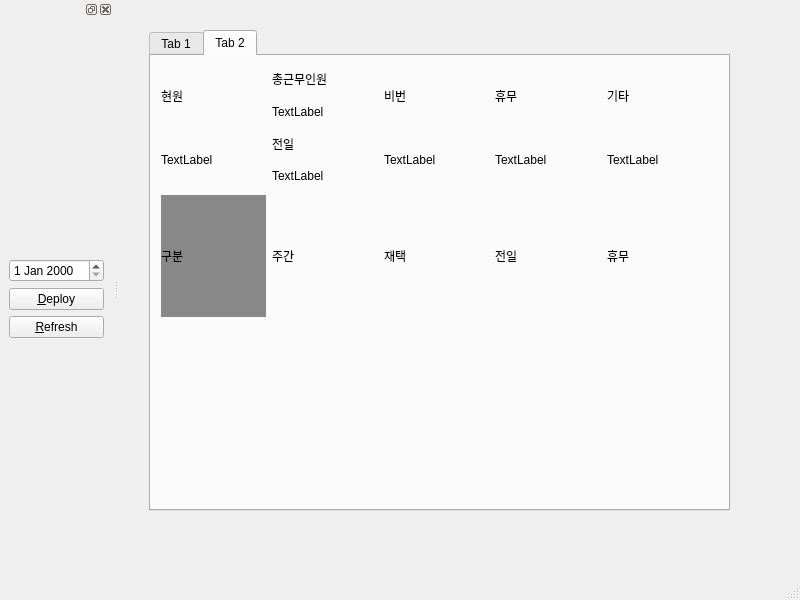
nemorami/work_type, file mainwindow.ui: the form before one commit.
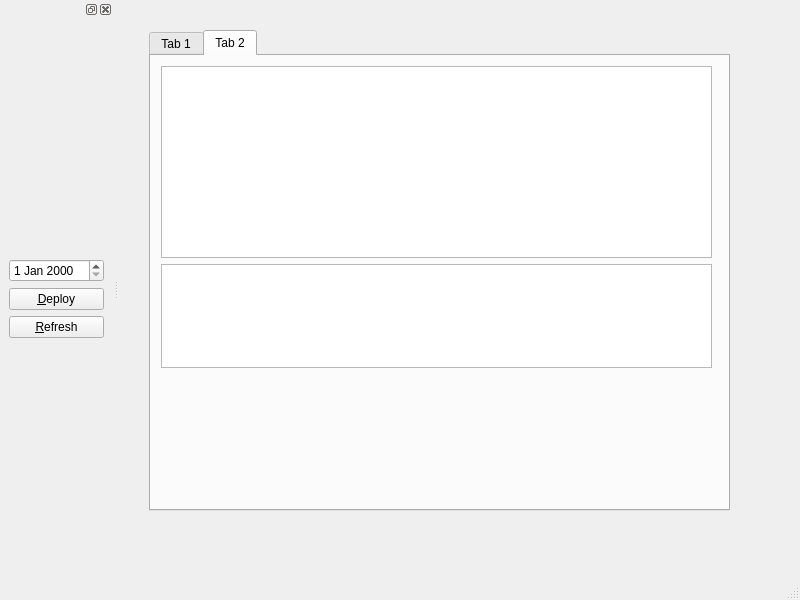
The form after the commit.

Commit message: daily report 수정

Patch:
```diff
--- a/mainwindow.ui
+++ b/mainwindow.ui
@@ -70,179 +70,25 @@
         <x>10</x>
         <y>10</y>
         <width>551</width>
-        <height>251</height>
+        <height>302</height>
        </rect>
       </property>
       <layout class="QVBoxLayout" name="todayVerticalLayout">
        <item>
-        <layout class="QHBoxLayout" name="horizontalLayout">
-         <item>
-          <layout class="QVBoxLayout" name="verticalLayout_4">
-           <item>
-            <widget class="QLabel" name="label_2">
-             <property name="text">
-              <string>현원</string>
-             </property>
-            </widget>
-           </item>
-           <item>
-            <widget class="QLabel" name="lbFix">
-             <property name="text">
-              <string>TextLabel</string>
-             </property>
-            </widget>
-           </item>
-          </layout>
-         </item>
-         <item>
-          <layout class="QVBoxLayout" name="verticalLayout_6">
-           <item>
-            <widget class="QLabel" name="label_5">
-             <property name="text">
-              <string>총근무인원</string>
-             </property>
-            </widget>
-           </item>
-           <item>
-            <widget class="QLabel" name="lbCurrent">
-             <property name="text">
-              <string>TextLabel</string>
-             </property>
-            </widget>
-           </item>
-           <item>
-            <widget class="QLabel" name="label_7">
-             <property name="text">
-              <string>전일</string>
-             </property>
-            </widget>
-           </item>
-           <item>
-            <widget class="QLabel" name="lbAll">
-             <property name="text">
-              <string>TextLabel</string>
-             </property>
-            </widget>
-           </item>
-          </layout>
-         </item>
-         <item>
-          <layout class="QVBoxLayout" name="verticalLayout_7">
-           <item>
-            <widget class="QLabel" name="label_9">
-             <property name="text">
-              <string>비번</string>
-             </property>
-            </widget>
-           </item>
-           <item>
-            <widget class="QLabel" name="lbOff">
-             <property name="text">
-              <string>TextLabel</string>
-             </property>
-            </widget>
-           </item>
-          </layout>
-         </item>
-         <item>
-          <layout class="QVBoxLayout" name="verticalLayout_9">
-           <item>
-            <widget class="QLabel" name="label_11">
-             <property name="text">
-              <string>휴무</string>
-             </property>
-            </widget>
-           </item>
-           <item>
-            <widget class="QLabel" name="lbVacation">
-             <property name="text">
-              <string>TextLabel</string>
-             </property>
-            </widget>
-           </item>
-          </layout>
-         </item>
-         <item>
-          <layout class="QVBoxLayout" name="verticalLayout_5">
-           <item>
-            <widget class="QLabel" name="label_4">
-             <property name="text">
-              <string>기타</string>
-             </property>
-            </widget>
-           </item>
-           <item>
-            <widget class="QLabel" name="label_3">
-             <property name="text">
-              <string>TextLabel</string>
-             </property>
-            </widget>
-           </item>
-          </layout>
-         </item>
-        </layout>
+        <widget class="QTableView" name="dailyTableView">
+         <property name="sizePolicy">
+          <sizepolicy hsizetype="Expanding" vsizetype="Fixed">
+           <horstretch>0</horstretch>
+           <verstretch>0</verstretch>
+          </sizepolicy>
+         </property>
+        </widget>
        </item>
        <item>
-        <layout class="QHBoxLayout" name="horizontalLayout_2">
-         <item>
-          <layout class="QVBoxLayout" name="partVerticalLayout">
-           <item>
-            <widget class="QLabel" name="label_13">
-             <property name="styleSheet">
-              <string notr="true">background-color: rgb(136, 136, 136);</string>
-             </property>
-             <property name="text">
-              <string>구분</string>
-             </property>
-            </widget>
-           </item>
-          </layout>
-         </item>
-         <item>
-          <layout class="QVBoxLayout" name="normalVerticalLayout">
-           <item>
-            <widget class="QLabel" name="label_17">
-             <property name="text">
-              <string>주간</string>
-             </property>
-            </widget>
-           </item>
-          </layout>
-         </item>
-         <item>
-          <layout class="QVBoxLayout" name="homeVerticalLayout">
-           <item>
-            <widget class="QLabel" name="label_14">
-             <property name="text">
-              <string>재택</string>
-             </property>
-            </widget>
-           </item>
-          </layout>
-         </item>
-         <item>
-          <layout class="QVBoxLayout" name="allVerticalLayout">
-           <item>
-            <widget class="QLabel" name="label_15">
-             <property name="text">
-              <string>전일</string>
-             </property>
-            </widget>
-           </item>
-          </layout>
-         </item>
-         <item>
-          <layout class="QVBoxLayout" name="offVerticalLayout">
-           <item>
-            <widget class="QLabel" name="label_16">
-             <property name="text">
-              <string>휴무</string>
-             </property>
-            </widget>
-           </item>
-          </layout>
-         </item>
-        </layout>
+        <widget class="QTableView" name="dailyTableView2"/>
+       </item>
+       <item>
+        <layout class="QHBoxLayout" name="horizontalLayout"/>
        </item>
       </layout>
      </widget>
```
The commit also changes 3 other files.
